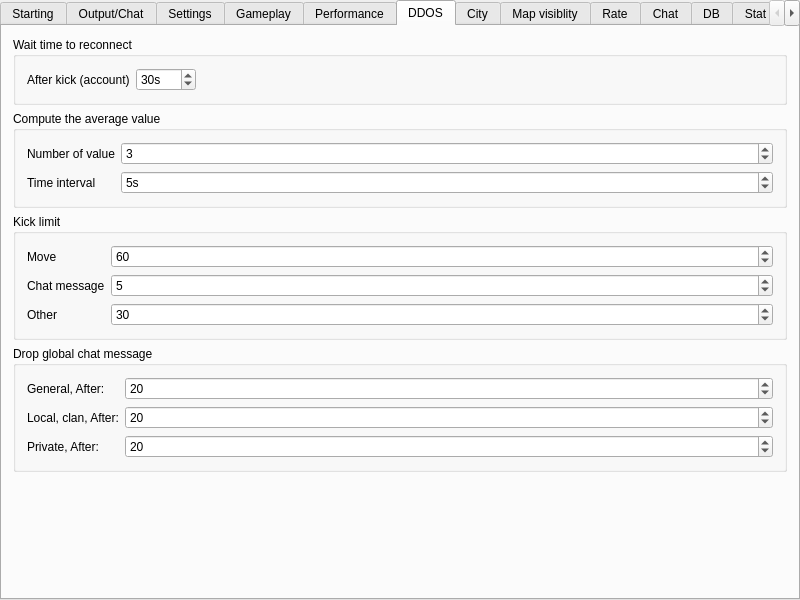
Old version of the form server/MainWindow.ui in the repository alphaonex86/CatchChallenger.
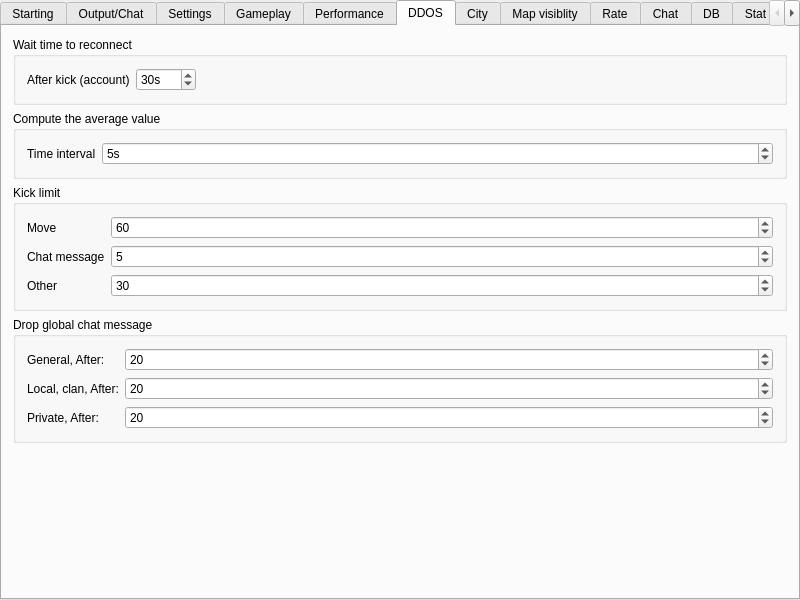
New version of the form. The open tabs and pages were chosen to show the change. Icons and pictures are not drawn.

The edit to the form file:
```diff
--- a/server/MainWindow.ui
+++ b/server/MainWindow.ui
@@ -805,20 +805,14 @@
            <string>Compute the average value</string>
           </property>
           <layout class="QFormLayout" name="formLayout_7">
-           <item row="0" column="1">
-            <widget class="QSpinBox" name="DDOScomputeAverageValueNumberOfValue">
-             <property name="minimum">
-              <number>1</number>
-             </property>
-             <property name="maximum">
-              <number>9</number>
-             </property>
-             <property name="value">
-              <number>3</number>
+           <item row="0" column="0">
+            <widget class="QLabel" name="label_41">
+             <property name="text">
+              <string>Time interval</string>
              </property>
             </widget>
            </item>
-           <item row="2" column="1">
+           <item row="0" column="1">
             <widget class="QSpinBox" name="DDOScomputeAverageValueTimeInterval">
              <property name="suffix">
               <string>s</string>
@@ -834,20 +828,6 @@
              </property>
             </widget>
            </item>
-           <item row="0" column="0">
-            <widget class="QLabel" name="label_40">
-             <property name="text">
-              <string>Number of value</string>
-             </property>
-            </widget>
-           </item>
-           <item row="2" column="0">
-            <widget class="QLabel" name="label_41">
-             <property name="text">
-              <string>Time interval</string>
-             </property>
-            </widget>
-           </item>
           </layout>
          </widget>
         </item>
```
Left out of the diff: 2 changed lines with no effect on the pictures.
